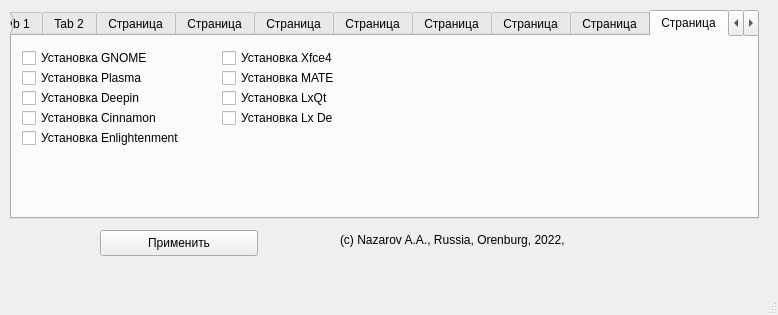
First picture: the form in mainwindow.ui, repository ArtNazarov/arch-post-installer, before the edit.
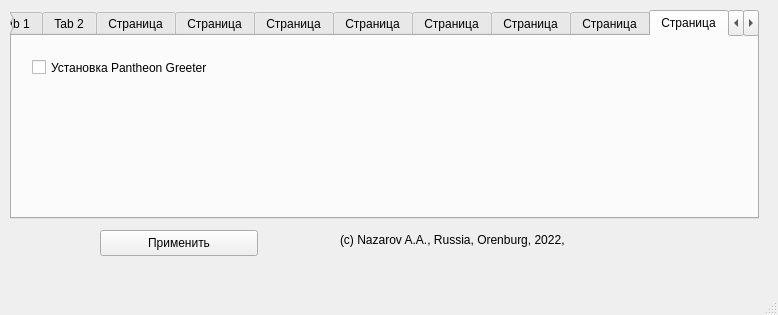
Second picture: the form after the edit. The open tabs and pages were chosen to show the change.

Commit message: install pantheon greeter

```diff
--- a/mainwindow.ui
+++ b/mainwindow.ui
@@ -794,6 +794,24 @@
       </property>
      </widget>
     </widget>
+    <widget class="QWidget" name="tabGreeter">
+     <attribute name="title">
+      <string>Страница</string>
+     </attribute>
+     <widget class="QCheckBox" name="chkInstallPantheonGreeter">
+      <property name="geometry">
+       <rect>
+        <x>20</x>
+        <y>20</y>
+        <width>231</width>
+        <height>23</height>
+       </rect>
+      </property>
+      <property name="text">
+       <string>Установка Pantheon Greeter</string>
+      </property>
+     </widget>
+    </widget>
     <widget class="QWidget" name="tabDesktopEnv">
      <attribute name="title">
       <string>Страница</string>
```
Left out of the diff: 4 changed lines with no effect on the pictures. The commit also changes 5 other files.
